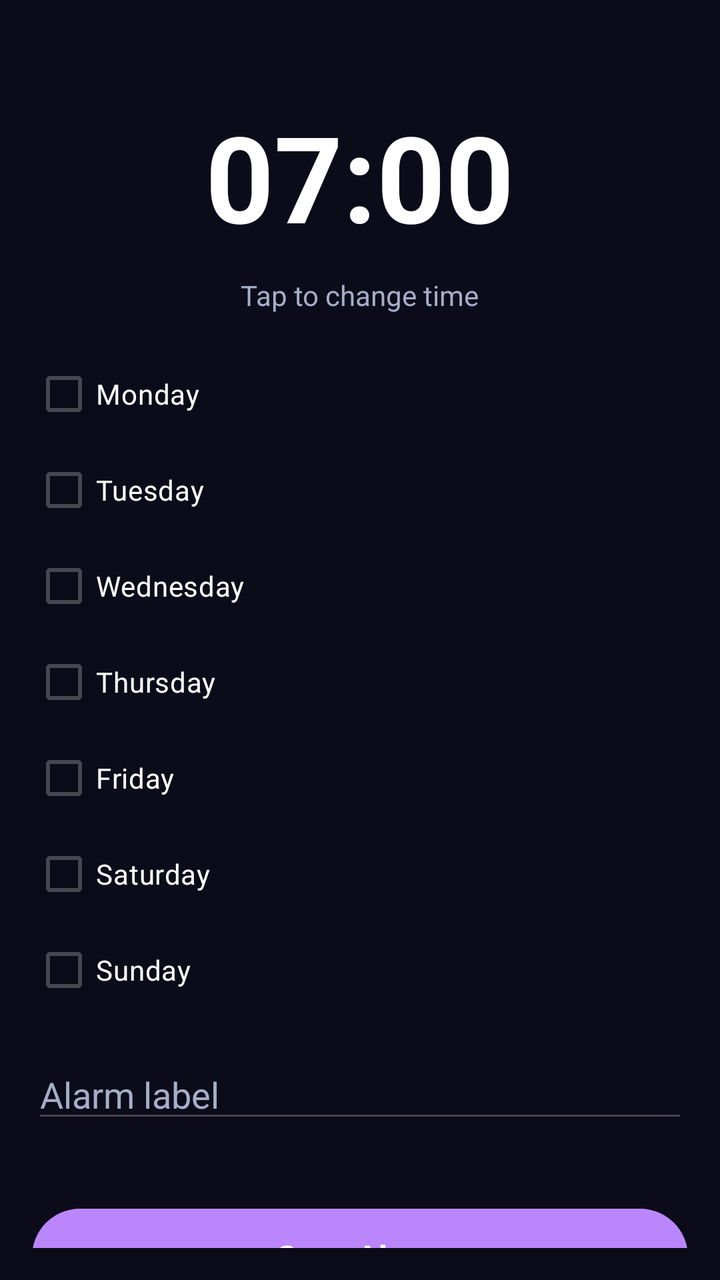
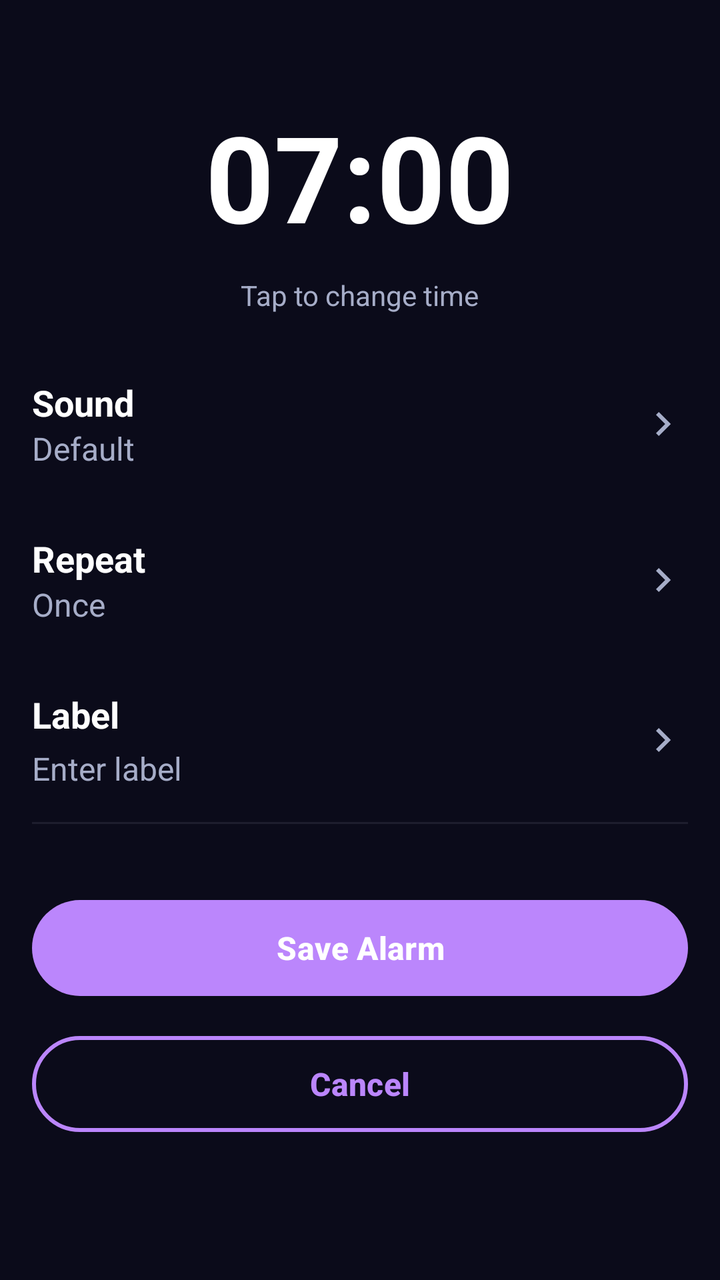

The first picture is an Android layout as it rendered before a commit; the second is the same layout after the commit. The layout source and the unified diff follow.
<!-- AndroidManifest.xml: application theme Theme.AlarmKu -->
<!-- res/layout/activity_add_alarm.xml -->
<?xml version="1.0" encoding="utf-8"?>
<LinearLayout xmlns:android="http://schemas.android.com/apk/res/android"
    xmlns:app="http://schemas.android.com/apk/res-auto"
    android:layout_width="match_parent"
    android:layout_height="match_parent"
    android:orientation="vertical"
    android:background="@color/bg_dark"
    android:padding="16dp">

    <TextView
        android:id="@+id/timePicker"
        android:layout_width="wrap_content"
        android:layout_height="wrap_content"
        android:layout_gravity="center_horizontal"
        android:text="07:00"
        android:textSize="60sp"
        android:textStyle="bold"
        android:textColor="@color/text_primary"
        android:paddingTop="32dp"
        android:paddingBottom="10dp"/>

    <TextView
        android:layout_width="wrap_content"
        android:layout_height="wrap_content"
        android:layout_gravity="center_horizontal"
        android:text="Tap to change time"
        android:textColor="@color/text_secondary"
        android:textSize="14sp"/>

    <LinearLayout
        android:layout_width="match_parent"
        android:layout_height="wrap_content"
        android:orientation="vertical"
        android:layout_marginTop="16dp">

        <CheckBox
            android:id="@+id/cbMon"
            android:text="Monday"
            android:layout_width="wrap_content"
            android:layout_height="wrap_content"
            android:textColor="@color/text_primary"/>

        <CheckBox
            android:id="@+id/cbTue"
            android:text="Tuesday"
            android:layout_width="wrap_content"
            android:layout_height="wrap_content"
            android:textColor="@color/text_primary"/>

        <CheckBox
            android:id="@+id/cbWed"
            android:text="Wednesday"
            android:layout_width="wrap_content"
            android:layout_height="wrap_content"
            android:textColor="@color/text_primary"/>

        <CheckBox
            android:id="@+id/cbThu"
            android:text="Thursday"
            android:layout_width="wrap_content"
            android:layout_height="wrap_content"
            android:textColor="@color/text_primary"/>

        <CheckBox
            android:id="@+id/cbFri"
            android:text="Friday"
            android:layout_width="wrap_content"
            android:layout_height="wrap_content"
            android:textColor="@color/text_primary"/>

        <CheckBox
            android:id="@+id/cbSat"
            android:text="Saturday"
            android:layout_width="wrap_content"
            android:layout_height="wrap_content"
            android:textColor="@color/text_primary"/>

        <CheckBox
            android:id="@+id/cbSun"
            android:text="Sunday"
            android:layout_width="wrap_content"
            android:layout_height="wrap_content"
            android:textColor="@color/text_primary"/>
    </LinearLayout>

    <EditText
        android:id="@+id/etLabel"
        android:layout_width="match_parent"
        android:layout_height="wrap_content"
        android:hint="Alarm label"
        android:layout_marginTop="16dp"
        android:textColor="@color/text_primary"
        android:textColorHint="@color/text_secondary"/>

    <com.google.android.material.button.MaterialButton
        android:id="@+id/btnSave"
        android:layout_width="match_parent"
        android:layout_height="56dp"
        android:layout_marginTop="34dp"
        android:text="Save Alarm"
        android:textAllCaps="false"
        android:textSize="16sp"
        android:textStyle="bold"
        android:textColor="@android:color/white"
        android:elevation="4dp"
        app:backgroundTint="@color/neon_purple"
        app:cornerRadius="28dp"/>

    <com.google.android.material.button.MaterialButton
        android:id="@+id/btnCancel"
        android:layout_width="match_parent"
        android:layout_height="56dp"
        android:layout_marginTop="12dp"
        android:text="Cancel"
        android:textAllCaps="false"
        android:textSize="16sp"
        android:textStyle="bold"
        android:textColor="@color/neon_purple"
        android:backgroundTint="@android:color/transparent"
        app:strokeColor="@color/neon_purple"
        app:strokeWidth="2dp"
        app:cornerRadius="28dp"/>

</LinearLayout>
<!-- resources referenced by this layout -->
<resources>
  <color name="bg_dark">#0B0B1A</color>
  <color name="neon_purple">#BB86FC</color>
  <color name="text_primary">#FFFFFF</color>
  <color name="text_secondary">#A6ADC8</color>
  <style name="Theme.AlarmKu" parent="Base.Theme.AlarmKu" />
  <style name="Base.Theme.AlarmKu" parent="Theme.Material3.DayNight.NoActionBar">
  
          
          <item name="colorPrimary">@color/neon_purple</item>
          <item name="colorSecondary">@color/neon_purple</item>
  
          
          <item name="android:statusBarColor">@color/bg_dark</item>
  
          
          <item name="android:windowBackground">@color/bg_dark</item>
  
      </style>
</resources>

<!-- the commit's change to res/layout/activity_add_alarm.xml (unified diff, before → after) -->
@@ -1,11 +1,13 @@
 <?xml version="1.0" encoding="utf-8"?>
-<LinearLayout xmlns:android="http://schemas.android.com/apk/res/android"
+<LinearLayout
+    xmlns:android="http://schemas.android.com/apk/res/android"
     xmlns:app="http://schemas.android.com/apk/res-auto"
     android:layout_width="match_parent"
     android:layout_height="match_parent"
     android:orientation="vertical"
     android:background="@color/bg_dark"
     android:padding="16dp">
+
 
     <TextView
         android:id="@+id/timePicker"
@@ -25,72 +27,163 @@
         android:layout_gravity="center_horizontal"
         android:text="Tap to change time"
         android:textColor="@color/text_secondary"
-        android:textSize="14sp"/>
-
-    <LinearLayout
-        android:layout_width="match_parent"
-        android:layout_height="wrap_content"
-        android:orientation="vertical"
-        android:layout_marginTop="16dp">
-
-        <CheckBox
-            android:id="@+id/cbMon"
-            android:text="Monday"
+        android:textSize="14sp"
+        android:layout_marginBottom="16dp"/>
+
+
+    <LinearLayout
+        android:id="@+id/layoutSound"
+        android:layout_width="match_parent"
+        android:layout_height="wrap_content"
+        android:orientation="horizontal"
+        android:gravity="center_vertical"
+        android:paddingVertical="16dp">
+
+        <LinearLayout
+            android:layout_width="0dp"
+            android:layout_height="wrap_content"
+            android:layout_weight="1"
+            android:orientation="vertical">
+
+            <TextView
+                android:layout_height="wrap_content"
+                android:layout_width="wrap_content"
+                android:text="Sound"
+                android:textStyle="bold"
+                android:textColor="@color/text_primary"
+                android:textSize="18sp"/>
+
+            <TextView
+                android:id="@+id/tvSoundValue"
+                android:layout_height="wrap_content"
+                android:layout_width="wrap_content"
+                android:text="Default"
+                android:textColor="@color/text_secondary"
+                android:textSize="16sp"/>
+        </LinearLayout>
+
+        <ImageView
+            android:layout_width="24dp"
+            android:layout_height="24dp"
+            android:src="@drawable/ic_chevron_right"
+            app:tint="@color/text_secondary"/>
+
+    </LinearLayout>
+
+
+    <LinearLayout
+        android:id="@+id/layoutRepeat"
+        android:layout_width="match_parent"
+        android:layout_height="wrap_content"
+        android:gravity="center_vertical"
+        android:orientation="horizontal"
+        android:paddingVertical="16dp">
+
+        <LinearLayout
+            android:layout_width="0dp"
+            android:layout_height="wrap_content"
+            android:layout_weight="1"
+            android:orientation="vertical">
+
+            <TextView
+                android:layout_width="wrap_content"
+                android:layout_height="wrap_content"
+                android:text="Repeat"
+                android:textStyle="bold"
+                android:textColor="@color/text_primary"
+                android:textSize="18sp"/>
+
+            <TextView
+                android:id="@+id/tvRepeatValue"
+                android:layout_width="wrap_content"
+                android:layout_height="wrap_content"
+                android:text="Once"
+                android:textSize="16sp"
+                android:textColor="@color/text_secondary"/>
+
+        </LinearLayout>
+
+        <ImageView
+            android:layout_width="24dp"
+            android:layout_height="24dp"
+            android:src="@drawable/ic_chevron_right"
+            app:tint="@color/text_secondary"/>
+
+    </LinearLayout>
+
+
+    <LinearLayout
+        android:id="@+id/layoutDeleteOnce"
+        android:layout_width="match_parent"
+        android:layout_height="wrap_content"
+        android:orientation="horizontal"
+        android:paddingVertical="16dp"
+        android:visibility="gone">
+
+        <TextView
             android:layout_width="wrap_content"
             android:layout_height="wrap_content"
-            android:textColor="@color/text_primary"/>
-
-        <CheckBox
-            android:id="@+id/cbTue"
-            android:text="Tuesday"
+            android:textSize="18sp"
+            android:text="Delete after goes off"
+            android:textColor="@color/text_primary"
+            android:textStyle="bold"/>
+
+        <androidx.appcompat.widget.SwitchCompat
+            android:id="@+id/switchDeleteOnce"
             android:layout_width="wrap_content"
             android:layout_height="wrap_content"
-            android:textColor="@color/text_primary"/>
-
-        <CheckBox
-            android:id="@+id/cbWed"
-            android:text="Wednesday"
-            android:layout_width="wrap_content"
-            android:layout_height="wrap_content"
-            android:textColor="@color/text_primary"/>
-
-        <CheckBox
-            android:id="@+id/cbThu"
-            android:text="Thursday"
-            android:layout_width="wrap_content"
-            android:layout_height="wrap_content"
-            android:textColor="@color/text_primary"/>
-
-        <CheckBox
-            android:id="@+id/cbFri"
-            android:text="Friday"
-            android:layout_width="wrap_content"
-            android:layout_height="wrap_content"
-            android:textColor="@color/text_primary"/>
-
-        <CheckBox
-            android:id="@+id/cbSat"
-            android:text="Saturday"
-            android:layout_width="wrap_content"
-            android:layout_height="wrap_content"
-            android:textColor="@color/text_primary"/>
-
-        <CheckBox
-            android:id="@+id/cbSun"
-            android:text="Sunday"
-            android:layout_width="wrap_content"
-            android:layout_height="wrap_content"
-            android:textColor="@color/text_primary"/>
-    </LinearLayout>
-
-    <EditText
-        android:id="@+id/etLabel"
-        android:layout_width="match_parent"
-        android:layout_height="wrap_content"
-        android:hint="Alarm label"
-        android:layout_marginTop="16dp"
-        android:textColor="@color/text_primary"
-        android:textColorHint="@color/text_secondary"/>
+            android:layout_weight="1" />
+
+    </LinearLayout>
+
+
+    <LinearLayout
+        android:id="@+id/layoutLabel"
+        android:layout_width="match_parent"
+        android:layout_height="wrap_content"
+        android:gravity="center_vertical"
+        android:orientation="horizontal"
+        android:paddingVertical="16dp">
+
+        <LinearLayout
+            android:layout_width="0dp"
+            android:layout_height="wrap_content"
+            android:layout_weight="1"
+            android:orientation="vertical">
+
+            <TextView
+                android:layout_width="wrap_content"
+                android:layout_height="wrap_content"
+                android:text="Label"
+                android:textColor="@color/text_primary"
+                android:textStyle="bold"
+                android:textSize="18sp" />
+
+            <TextView
+                android:id="@+id/tvLabelValue"
+                android:layout_width="wrap_content"
+                android:layout_height="wrap_content"
+                android:layout_marginTop="4dp"
+                android:text="Enter label"
+                android:textColor="@color/text_secondary"
+                android:textSize="16sp"
+                android:maxLines="1"
+                android:ellipsize="end" />
+
+        </LinearLayout>
+
+        <ImageView
+            android:layout_width="24dp"
+            android:layout_height="24dp"
+            android:src="@drawable/ic_chevron_right"
+            app:tint="@color/text_secondary" />
+
+    </LinearLayout>
+
+    <View
+        android:layout_width="match_parent"
+        android:layout_height="1dp"
+        android:background="@color/card_dark" />
 
     <com.google.android.material.button.MaterialButton
         android:id="@+id/btnSave"
<!-- resource entries referenced after the edit -->
@@ -1,9 +1,16 @@
 <!-- resources referenced by this layout -->
 <resources>
   <color name="bg_dark">#0B0B1A</color>
+  <color name="card_dark">#1E1E2E</color>
   <color name="neon_purple">#BB86FC</color>
   <color name="text_primary">#FFFFFF</color>
   <color name="text_secondary">#A6ADC8</color>
+  <!-- drawable ic_chevron_right (drawable) -->
+  <vector xmlns:android="http://schemas.android.com/apk/res/android" android:autoMirrored="true" android:height="24dp" android:tint="#000000" android:viewportHeight="960" android:viewportWidth="960" android:width="24dp">
+        
+      <path android:fillColor="@android:color/white" android:pathData="M504,480L320,296L376,240L616,480L376,720L320,664L504,480Z"/>
+      
+  </vector>
   <style name="Theme.AlarmKu" parent="Base.Theme.AlarmKu" />
   <style name="Base.Theme.AlarmKu" parent="Theme.Material3.DayNight.NoActionBar">
   
